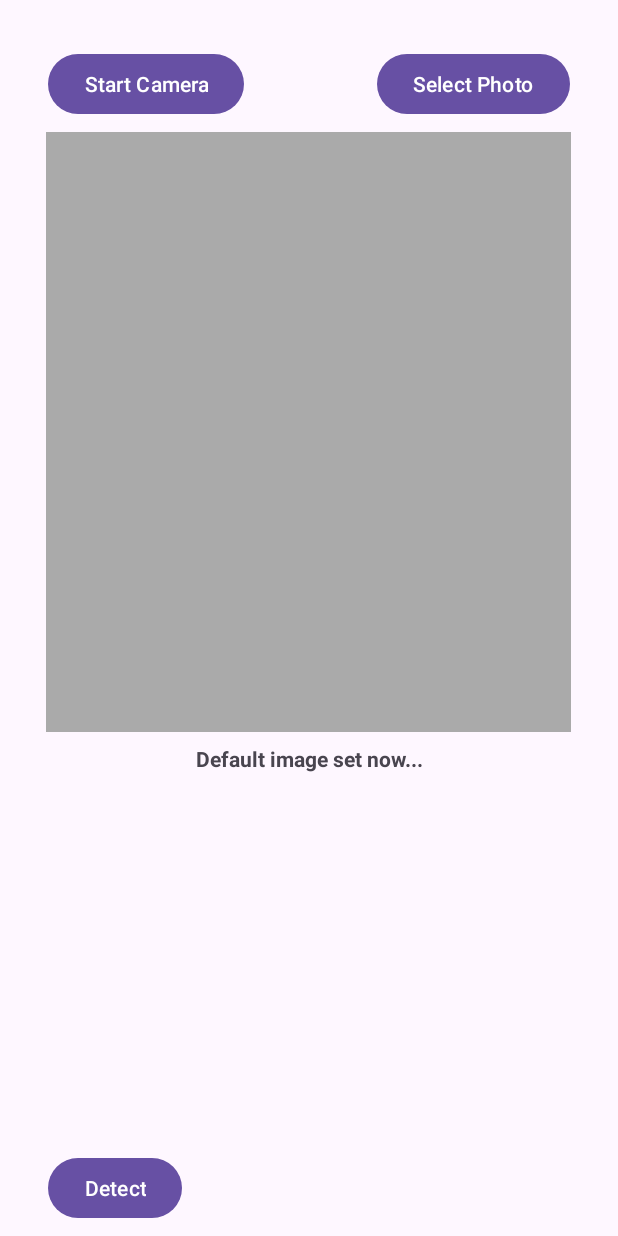
After one commit to Omdeshmukh9/HealthCareApp, an Android app: the layout activity_skin.xml on its own in the app's theme, with its tools: preview values and no code run, on a phone screen of 412 x 824 dp. The commit adds this screen. Run offline under Robolectric (Android 15) with nearby library versions, the phone set to English and light mode, and no system bars.

Commit message:
SkinActivity Added

```diff
--- a/app/build.gradle
+++ b/app/build.gradle
@@ -28,6 +28,9 @@ android {
         sourceCompatibility JavaVersion.VERSION_1_8
         targetCompatibility JavaVersion.VERSION_1_8
     }
+    aaptOptions {
+        noCompress "tflite"
+    }
 }
 
 dependencies {
@@ -42,4 +45,5 @@ dependencies {
     implementation("com.google.firebase:firebase-firestore")
     androidTestImplementation 'androidx.test.ext:junit:1.1.5'
     androidTestImplementation 'androidx.test.espresso:espresso-core:3.5.1'
+    implementation 'org.tensorflow:tensorflow-lite:1.14.0'
 }
--- /dev/null
+++ b/app/src/main/assets/labels.txt
@@ -0,0 +1,2 @@
+Benign
+Malignant
--- /dev/null
+++ b/app/src/main/res/layout/activity_skin.xml
@@ -0,0 +1,58 @@
+<RelativeLayout xmlns:android="http://schemas.android.com/apk/res/android"
+    xmlns:tools="http://schemas.android.com/tools"
+    android:layout_width="match_parent"
+    android:layout_height="match_parent" >
+
+    <Button
+        android:id="@+id/mCameraButton"
+        android:layout_width="wrap_content"
+        android:layout_height="wrap_content"
+        android:text="@string/buttonTakePhoto"
+        android:layout_alignParentStart="true"
+        android:layout_alignParentTop="true"
+        android:layout_marginStart="32dp"
+        android:layout_marginTop="32dp"/>
+
+    <Button
+        android:id="@+id/mGalleryButton"
+        android:layout_width="wrap_content"
+        android:layout_height="wrap_content"
+        android:text="@string/buttonSelectPhoto"
+        android:layout_alignParentEnd="true"
+        android:layout_alignTop="@id/mCameraButton"
+        android:layout_marginEnd="32dp"/>
+
+    <ImageView
+        android:id="@+id/mPhotoImageView"
+        android:layout_width="350dp"
+        android:layout_height="400dp"
+        android:contentDescription="@string/descriptionImage"
+        android:layout_below="@id/mCameraButton"
+        android:layout_centerHorizontal="true"
+        android:src="@android:color/darker_gray"
+        android:layout_marginTop="8dp"/>
+
+    <Button
+        android:id="@+id/mDetectButton"
+        android:layout_width="wrap_content"
+        android:layout_height="wrap_content"
+        android:text="@string/buttonDiagnose"
+        android:layout_alignParentStart="true"
+        android:layout_alignParentBottom="true"
+        android:layout_marginStart="32dp"
+        android:layout_marginBottom="8dp"/>
+
+    <TextView
+        android:id="@+id/mResultTextView"
+        android:layout_width="match_parent"
+        android:layout_height="wrap_content"
+        android:text="@string/defaultImage"
+        android:textStyle="bold"
+        android:textAlignment="center"
+        android:layout_below="@id/mPhotoImageView"
+        android:layout_marginTop="8dp"
+        android:layout_marginStart="32dp"
+        android:layout_marginEnd="32dp"
+        android:layout_marginBottom="8dp"/>
+
+</RelativeLayout>
--- a/app/src/main/res/values/strings.xml
+++ b/app/src/main/res/values/strings.xml
@@ -11,4 +11,11 @@
     <string name="medicine_days">Medicine Days</string>
     <string name="every_day">Every day</string>
     <string name="title_reminder">Reminder</string>
+
+
+    <string name="buttonSelectPhoto">Select Photo</string>
+    <string name="buttonTakePhoto">Start Camera</string>
+    <string name="buttonDiagnose">Detect</string>
+    <string name="defaultImage">Default image set now...</string>
+    <string name="descriptionImage">View for displaying image</string>
 </resources>
```
Also changed, not shown: app/src/main/AndroidManifest.xml (+5 -2 lines), app/src/main/java/com/example/myapplication/patient/Classifier.java (added, +133 -0 lines), app/src/main/java/com/example/myapplication/patient/HomeActivity.java (+31 -15 lines), app/src/main/java/com/example/myapplication/patient/SkinActivity.java (added, +121 -0 lines), app/src/main/res/layout/activity_home.xml (+14 -1 lines), 2 other files.
